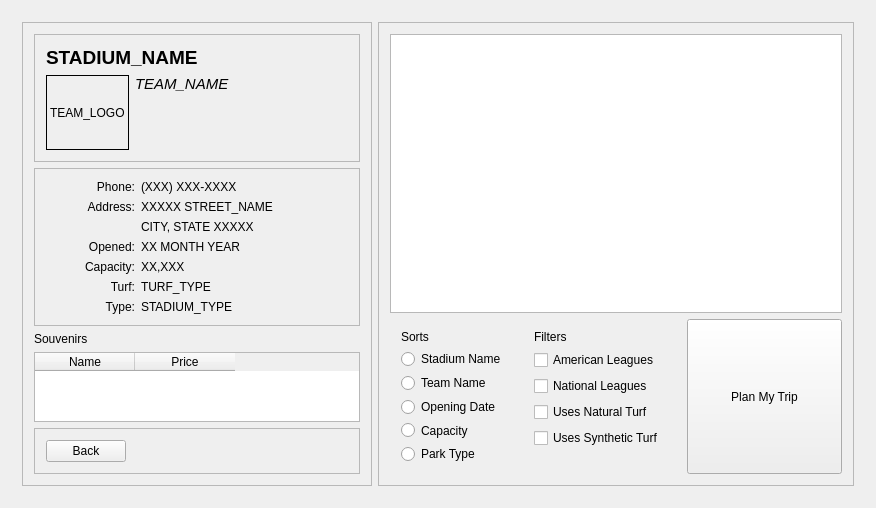
Qt form Baseball-Itinerary-Program/primewin.ui (xavierliancw/Based-Itinerary) before a commit.
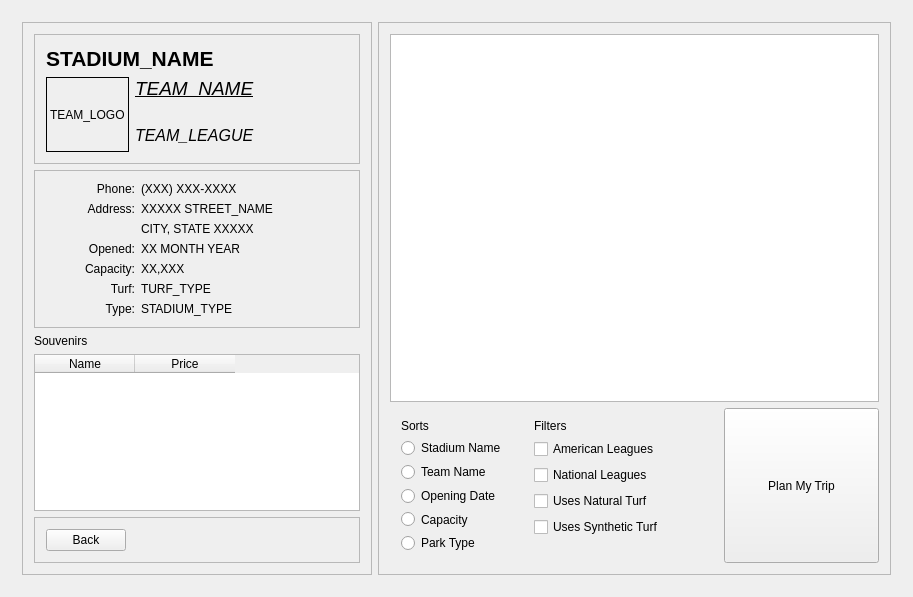
The same form after that commit. The open tabs and pages were chosen to show the change.

Patch:
```diff
--- a/Baseball-Itinerary-Program/primewin.ui
+++ b/Baseball-Itinerary-Program/primewin.ui
@@ -6,8 +6,8 @@
    <rect>
     <x>0</x>
     <y>0</y>
-    <width>829</width>
-    <height>478</height>
+    <width>913</width>
+    <height>597</height>
    </rect>
   </property>
   <property name="windowTitle">
@@ -241,7 +241,7 @@
                <widget class="QLabel" name="homeStadzLbl">
                 <property name="font">
                  <font>
-                  <pointsize>14</pointsize>
+                  <pointsize>16</pointsize>
                   <weight>75</weight>
                   <bold>true</bold>
                  </font>
@@ -249,9 +249,49 @@
                 <property name="text">
                  <string>STADIUM_NAME</string>
                 </property>
+                <property name="wordWrap">
+                 <bool>true</bool>
+                </property>
                </widget>
               </item>
-              <item row="1" column="0">
+              <item row="1" column="1">
+               <widget class="QLabel" name="homeTeamLbl">
+                <property name="font">
+                 <font>
+                  <pointsize>14</pointsize>
+                  <italic>true</italic>
+                  <underline>true</underline>
+                 </font>
+                </property>
+                <property name="text">
+                 <string>TEAM_NAME</string>
+                </property>
+                <property name="alignment">
+                 <set>Qt::AlignLeading|Qt::AlignLeft|Qt::AlignTop</set>
+                </property>
+                <property name="wordWrap">
+                 <bool>true</bool>
+                </property>
+               </widget>
+              </item>
+              <item row="2" column="1">
+               <widget class="QLabel" name="homeLeagueLbl">
+                <property name="font">
+                 <font>
+                  <pointsize>12</pointsize>
+                  <italic>true</italic>
+                  <underline>false</underline>
+                 </font>
+                </property>
+                <property name="text">
+                 <string>TEAM_LEAGUE</string>
+                </property>
+                <property name="wordWrap">
+                 <bool>true</bool>
+                </property>
+               </widget>
+              </item>
+              <item row="1" column="0" rowspan="2">
                <widget class="QLabel" name="homeLogoLbl">
                 <property name="sizePolicy">
                  <sizepolicy hsizetype="Fixed" vsizetype="Fixed">
@@ -273,22 +313,6 @@
                 </property>
                </widget>
               </item>
-              <item row="1" column="1">
-               <widget class="QLabel" name="homeTeamLbl">
-                <property name="font">
-                 <font>
-                  <pointsize>11</pointsize>
-                  <italic>true</italic>
-                 </font>
-                </property>
-                <property name="text">
-                 <string>TEAM_NAME</string>
-                </property>
-                <property name="alignment">
-                 <set>Qt::AlignLeading|Qt::AlignLeft|Qt::AlignTop</set>
-                </property>
-               </widget>
-              </item>
              </layout>
             </widget>
            </item>
```
Left out of the diff: 218 changed lines with no effect on the pictures.
